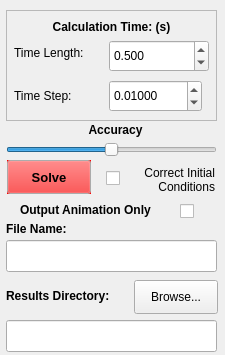
The window that TaskPanelDapSolver.ui (GertReinecke/NikraDAP-V2.1) describes before a commit, drawn with Qt 5.
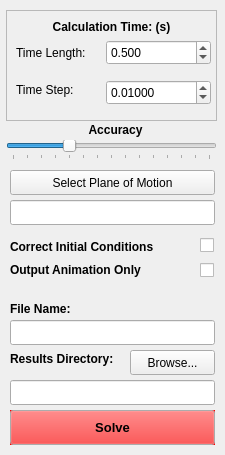
The same window after the commit.

Commit message: Added the normal vector to allow use of any plane to choose plane of motion.

Diff of the .ui file:
```diff
--- a/TaskPanelDapSolver.ui
+++ b/TaskPanelDapSolver.ui
@@ -7,19 +7,19 @@
     <x>0</x>
     <y>0</y>
     <width>225</width>
-    <height>355</height>
+    <height>455</height>
    </rect>
   </property>
   <property name="minimumSize">
    <size>
     <width>225</width>
-    <height>355</height>
+    <height>455</height>
    </size>
   </property>
   <property name="maximumSize">
    <size>
     <width>225</width>
-    <height>355</height>
+    <height>455</height>
    </size>
   </property>
   <property name="windowTitle">
@@ -28,8 +28,8 @@
   <widget class="QLabel" name="outputDirectoryLabel">
    <property name="geometry">
     <rect>
-     <x>6</x>
-     <y>287</y>
+     <x>10</x>
+     <y>350</y>
      <width>131</width>
      <height>18</height>
     </rect>
@@ -41,10 +41,10 @@
   <widget class="QLineEdit" name="outputDirectory">
    <property name="geometry">
     <rect>
-     <x>6</x>
-     <y>320</y>
-     <width>211</width>
-     <height>32</height>
+     <x>10</x>
+     <y>380</y>
+     <width>205</width>
+     <height>25</height>
     </rect>
    </property>
    <property name="clearButtonEnabled">
@@ -54,10 +54,10 @@
   <widget class="QPushButton" name="browseFileDirectory">
    <property name="geometry">
     <rect>
-     <x>134</x>
-     <y>280</y>
-     <width>84</width>
-     <height>34</height>
+     <x>130</x>
+     <y>350</y>
+     <width>85</width>
+     <height>25</height>
     </rect>
    </property>
    <property name="sizePolicy">
@@ -88,7 +88,7 @@
    <widget class="QLabel" name="label_3">
     <property name="geometry">
      <rect>
-      <x>8</x>
+      <x>10</x>
       <y>34</y>
       <width>91</width>
       <height>18</height>
@@ -101,8 +101,8 @@
    <widget class="QLabel" name="label_4">
     <property name="geometry">
      <rect>
-      <x>8</x>
-      <y>76</y>
+      <x>10</x>
+      <y>70</y>
       <width>64</width>
       <height>20</height>
      </rect>
@@ -114,10 +114,10 @@
    <widget class="QDoubleSpinBox" name="endTime">
     <property name="geometry">
      <rect>
-      <x>103</x>
+      <x>100</x>
       <y>30</y>
-      <width>100</width>
-      <height>32</height>
+      <width>105</width>
+      <height>25</height>
      </rect>
     </property>
     <property name="decimals">
@@ -133,10 +133,10 @@
    <widget class="QDoubleSpinBox" name="reportingTime">
     <property name="geometry">
      <rect>
-      <x>103</x>
+      <x>100</x>
       <y>70</y>
-      <width>93</width>
-      <height>32</height>
+      <width>105</width>
+      <height>25</height>
      </rect>
     </property>
     <property name="decimals">
@@ -175,10 +175,10 @@
    </property>
    <property name="geometry">
     <rect>
-     <x>7</x>
-     <y>160</y>
-     <width>84</width>
-     <height>34</height>
+     <x>10</x>
+     <y>410</y>
+     <width>205</width>
+     <height>35</height>
     </rect>
    </property>
    <property name="palette">
@@ -254,7 +254,7 @@
     <number>1</number>
    </property>
    <property name="maximum">
-    <number>9</number>
+    <number>15</number>
    </property>
    <property name="pageStep">
     <number>0</number>
@@ -265,6 +265,12 @@
    <property name="orientation">
     <enum>Qt::Horizontal</enum>
    </property>
+   <property name="tickPosition">
+    <enum>QSlider::TicksBelow</enum>
+   </property>
+   <property name="tickInterval">
+    <number>1</number>
+   </property>
   </widget>
   <widget class="QLabel" name="label_5">
    <property name="geometry">
@@ -285,8 +291,8 @@
    </property>
    <property name="geometry">
     <rect>
-     <x>106</x>
-     <y>163</y>
+     <x>200</x>
+     <y>230</y>
      <width>21</width>
      <height>31</height>
     </rect>
@@ -298,23 +304,26 @@
   <widget class="QLabel" name="label_6">
    <property name="geometry">
     <rect>
-     <x>124</x>
-     <y>160</y>
-     <width>91</width>
-     <height>41</height>
-    </rect>
-   </property>
-   <property name="text">
-    <string>&lt;html&gt;&lt;head/&gt;&lt;body&gt;&lt;p align=&quot;right&quot;&gt;Correct Initial&lt;br/&gt;Conditions&lt;/p&gt;&lt;/body&gt;&lt;/html&gt;</string>
-   </property>
-  </widget>
-  <widget class="QLineEdit" name="outputFileName">
-   <property name="geometry">
-    <rect>
-     <x>6</x>
+     <x>10</x>
      <y>240</y>
-     <width>211</width>
-     <height>32</height>
+     <width>160</width>
+     <height>20</height>
+    </rect>
+   </property>
+   <property name="text">
+    <string>&lt;html&gt;&lt;head/&gt;&lt;body&gt;&lt;p&gt;&lt;span style=&quot; font-weight:600;&quot;&gt;Correct Initial Conditions&lt;/span&gt;&lt;/p&gt;&lt;/body&gt;&lt;/html&gt;</string>
+   </property>
+   <property name="alignment">
+    <set>Qt::AlignLeading|Qt::AlignLeft|Qt::AlignTop</set>
+   </property>
+  </widget>
+  <widget class="QLineEdit" name="outputFileName">
+   <property name="geometry">
+    <rect>
+     <x>10</x>
+     <y>320</y>
+     <width>205</width>
+     <height>25</height>
     </rect>
    </property>
    <property name="clearButtonEnabled">
@@ -324,8 +333,8 @@
   <widget class="QLabel" name="outputFileLabel">
    <property name="geometry">
     <rect>
-     <x>6</x>
-     <y>220</y>
+     <x>10</x>
+     <y>300</y>
      <width>91</width>
      <height>18</height>
     </rect>
@@ -337,10 +346,10 @@
   <widget class="QCheckBox" name="outputAnimOnly">
    <property name="geometry">
     <rect>
-     <x>180</x>
-     <y>200</y>
-     <width>31</width>
-     <height>22</height>
+     <x>200</x>
+     <y>260</y>
+     <width>20</width>
+     <height>20</height>
     </rect>
    </property>
    <property name="text">
@@ -350,9 +359,9 @@
   <widget class="QLabel" name="outputDataLabel">
    <property name="geometry">
     <rect>
-     <x>20</x>
-     <y>200</y>
-     <width>161</width>
+     <x>10</x>
+     <y>260</y>
+     <width>160</width>
      <height>20</height>
     </rect>
    </property>
@@ -360,6 +369,38 @@
     <string>&lt;html&gt;&lt;head/&gt;&lt;body&gt;&lt;p&gt;&lt;span style=&quot; font-weight:600;&quot;&gt;Output Animation Only&lt;/span&gt;&lt;/p&gt;&lt;/body&gt;&lt;/html&gt;</string>
    </property>
   </widget>
+  <widget class="QPushButton" name="planeOfMotionBtn">
+   <property name="geometry">
+    <rect>
+     <x>10</x>
+     <y>170</y>
+     <width>205</width>
+     <height>25</height>
+    </rect>
+   </property>
+   <property name="sizePolicy">
+    <sizepolicy hsizetype="Expanding" vsizetype="Fixed">
+     <horstretch>0</horstretch>
+     <verstretch>0</verstretch>
+    </sizepolicy>
+   </property>
+   <property name="text">
+    <string>Select Plane of Motion</string>
+   </property>
+  </widget>
+  <widget class="QLineEdit" name="planeOfMotionName">
+   <property name="geometry">
+    <rect>
+     <x>10</x>
+     <y>200</y>
+     <width>205</width>
+     <height>25</height>
+    </rect>
+   </property>
+   <property name="clearButtonEnabled">
+    <bool>false</bool>
+   </property>
+  </widget>
  </widget>
  <resources/>
  <connections/>
```
Left out of the diff: 3 changed lines with no effect on the pictures. The commit also changes 4 other files.
